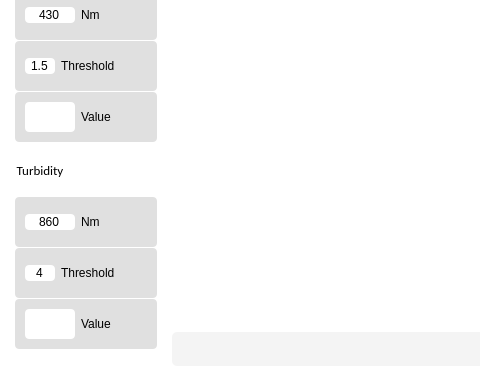
Old version of the form Qt_files/spectrometer.ui in the repository Stianein/Colifast_ALARM; both pictures show x 0 to 480 and y 267 to 644 of the 992 by 644 pixel window.
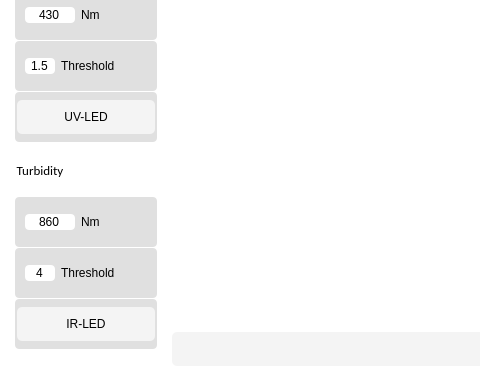
New version of the form. Icons and pictures are not drawn.

Commit message: Started to write the Manual, implemented LED buttons in spectrophotometer window, removed manual command in ADU window, Clock_time_picker got a date selection as well as hours and minutes.

Diff of the .ui file:
```diff
--- a/Qt_files/spectrometer.ui
+++ b/Qt_files/spectrometer.ui
@@ -922,7 +922,7 @@
                 </property>
                 <layout class="QHBoxLayout" name="horizontalLayout_8">
                  <property name="leftMargin">
-                  <number>10</number>
+                  <number>2</number>
                  </property>
                  <property name="topMargin">
                   <number>2</number>
@@ -934,34 +934,9 @@
                   <number>2</number>
                  </property>
                  <item>
-                  <widget class="QTextBrowser" name="flur_value">
-                   <property name="maximumSize">
-                    <size>
-                     <width>50</width>
-                     <height>30</height>
-                    </size>
-                   </property>
-                   <property name="inputMethodHints">
-                    <set>Qt::ImhNone</set>
-                   </property>
-                  </widget>
-                 </item>
-                 <item>
-                  <widget class="QLabel" name="label_13">
-                   <property name="sizePolicy">
-                    <sizepolicy hsizetype="Expanding" vsizetype="Expanding">
-                     <horstretch>0</horstretch>
-                     <verstretch>0</verstretch>
-                    </sizepolicy>
-                   </property>
-                   <property name="maximumSize">
-                    <size>
-                     <width>16777215</width>
-                     <height>18</height>
-                    </size>
-                   </property>
+                  <widget class="QPushButton" name="UVLED">
                    <property name="text">
-                    <string>Value</string>
+                    <string>UV-LED</string>
                    </property>
                   </widget>
                  </item>
@@ -1202,7 +1177,7 @@
                 </property>
                 <layout class="QHBoxLayout" name="horizontalLayout_6">
                  <property name="leftMargin">
-                  <number>10</number>
+                  <number>2</number>
                  </property>
                  <property name="topMargin">
                   <number>2</number>
@@ -1214,34 +1189,9 @@
                   <number>2</number>
                  </property>
                  <item>
-                  <widget class="QTextBrowser" name="turb_value">
-                   <property name="maximumSize">
-                    <size>
-                     <width>50</width>
-                     <height>30</height>
-                    </size>
-                   </property>
-                   <property name="inputMethodHints">
-                    <set>Qt::ImhNone</set>
-                   </property>
-                  </widget>
-                 </item>
-                 <item>
-                  <widget class="QLabel" name="label_10">
-                   <property name="sizePolicy">
-                    <sizepolicy hsizetype="Expanding" vsizetype="Expanding">
-                     <horstretch>0</horstretch>
-                     <verstretch>0</verstretch>
-                    </sizepolicy>
-                   </property>
-                   <property name="maximumSize">
-                    <size>
-                     <width>16777215</width>
-                     <height>18</height>
-                    </size>
-                   </property>
+                  <widget class="QPushButton" name="IRLED">
                    <property name="text">
-                    <string>Value</string>
+                    <string>IR-LED</string>
                    </property>
                   </widget>
                  </item>
```
The commit also changes 15 other files.
